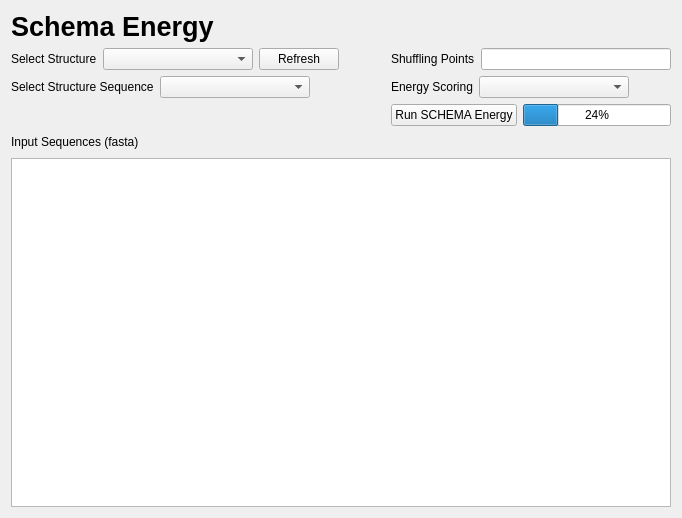
Qt form cbr/schema/visual/SchemaEnergyRunner.ui (TUM-CBR/pymol-plugins) before a commit.
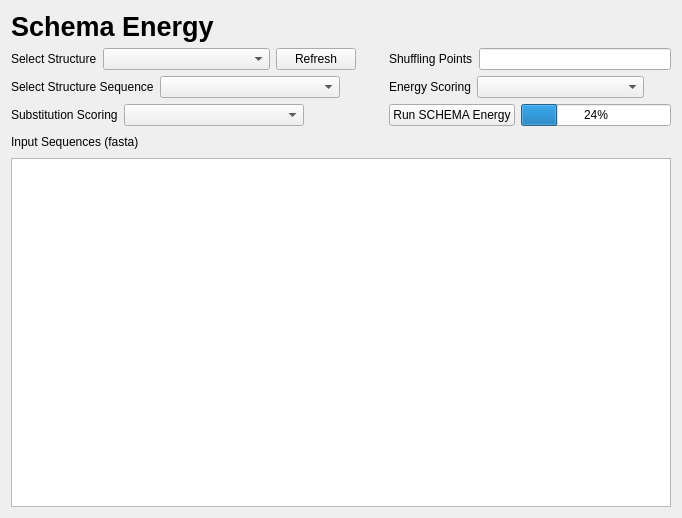
The same form after that commit.

Commit message: Custom disruption based on the substitution for schema energy

The edit to the form file:
```diff
--- a/cbr/schema/visual/SchemaEnergyRunner.ui
+++ b/cbr/schema/visual/SchemaEnergyRunner.ui
@@ -13,6 +13,11 @@
   <property name="windowTitle">
    <string>Form</string>
   </property>
+  <property name="styleSheet">
+   <string notr="true">.QComboBox {
+	min-width: 150;
+}</string>
+  </property>
   <layout class="QVBoxLayout" name="verticalLayout_2">
    <item>
     <layout class="QHBoxLayout" name="horizontalLayout">
@@ -59,7 +64,7 @@
         <widget class="QComboBox" name="structuresCombo">
          <property name="minimumSize">
           <size>
-           <width>150</width>
+           <width>152</width>
            <height>0</height>
           </size>
          </property>
@@ -87,7 +92,21 @@
        </item>
       </layout>
      </item>
-     <item row="1" column="0" colspan="2">
+     <item row="0" column="1">
+      <layout class="QHBoxLayout" name="horizontalLayout_6">
+       <item>
+        <widget class="QLabel" name="label_5">
+         <property name="text">
+          <string>Shuffling Points</string>
+         </property>
+        </widget>
+       </item>
+       <item>
+        <widget class="QLineEdit" name="shufflingPointsEdit"/>
+       </item>
+      </layout>
+     </item>
+     <item row="1" column="0">
       <layout class="QHBoxLayout" name="horizontalLayout_4">
        <item>
         <widget class="QLabel" name="label_4">
@@ -100,7 +119,7 @@
         <widget class="QComboBox" name="structureSequenceCombo">
          <property name="minimumSize">
           <size>
-           <width>150</width>
+           <width>152</width>
            <height>0</height>
           </size>
          </property>
@@ -121,7 +140,68 @@
        </item>
       </layout>
      </item>
-     <item row="2" column="2">
+     <item row="1" column="1">
+      <layout class="QHBoxLayout" name="horizontalLayout_7">
+       <item>
+        <widget class="QLabel" name="label_6">
+         <property name="text">
+          <string>Energy Scoring</string>
+         </property>
+        </widget>
+       </item>
+       <item>
+        <widget class="QComboBox" name="energyScoringCombo">
+         <property name="minimumSize">
+          <size>
+           <width>152</width>
+           <height>0</height>
+          </size>
+         </property>
+        </widget>
+       </item>
+       <item>
+        <spacer name="horizontalSpacer_5">
+         <property name="orientation">
+          <enum>Qt::Horizontal</enum>
+         </property>
+         <property name="sizeHint" stdset="0">
+          <size>
+           <width>40</width>
+           <height>20</height>
+          </size>
+         </property>
+        </spacer>
+       </item>
+      </layout>
+     </item>
+     <item row="2" column="0">
+      <layout class="QHBoxLayout" name="horizontalLayout_8">
+       <item>
+        <widget class="QLabel" name="label_7">
+         <property name="text">
+          <string>Substitution Scoring</string>
+         </property>
+        </widget>
+       </item>
+       <item>
+        <widget class="QComboBox" name="substitutionSelector"/>
+       </item>
+       <item>
+        <spacer name="horizontalSpacer_6">
+         <property name="orientation">
+          <enum>Qt::Horizontal</enum>
+         </property>
+         <property name="sizeHint" stdset="0">
+          <size>
+           <width>40</width>
+           <height>20</height>
+          </size>
+         </property>
+        </spacer>
+       </item>
+      </layout>
+     </item>
+     <item row="2" column="1">
       <layout class="QHBoxLayout" name="horizontalLayout_5">
        <item>
         <widget class="QPushButton" name="runSchemaEnergyButton">
@@ -139,54 +219,6 @@
        </item>
       </layout>
      </item>
-     <item row="0" column="2">
-      <layout class="QHBoxLayout" name="horizontalLayout_6">
-       <item>
-        <widget class="QLabel" name="label_5">
-         <property name="text">
-          <string>Shuffling Points</string>
-         </property>
-        </widget>
-       </item>
-       <item>
-        <widget class="QLineEdit" name="shufflingPointsEdit"/>
-       </item>
-      </layout>
-     </item>
-     <item row="1" column="2">
-      <layout class="QHBoxLayout" name="horizontalLayout_7">
-       <item>
-        <widget class="QLabel" name="label_6">
-         <property name="text">
-          <string>Energy Scoring</string>
-         </property>
-        </widget>
-       </item>
-       <item>
-        <widget class="QComboBox" name="energyScoringCombo">
-         <property name="minimumSize">
-          <size>
-           <width>150</width>
-           <height>0</height>
-          </size>
-         </property>
-        </widget>
-       </item>
-       <item>
-        <spacer name="horizontalSpacer_5">
-         <property name="orientation">
-          <enum>Qt::Horizontal</enum>
-         </property>
-         <property name="sizeHint" stdset="0">
-          <size>
-           <width>40</width>
-           <height>20</height>
-          </size>
-         </property>
-        </spacer>
-       </item>
-      </layout>
-     </item>
     </layout>
    </item>
    <item>
```
The commit also changes 6 other files.
